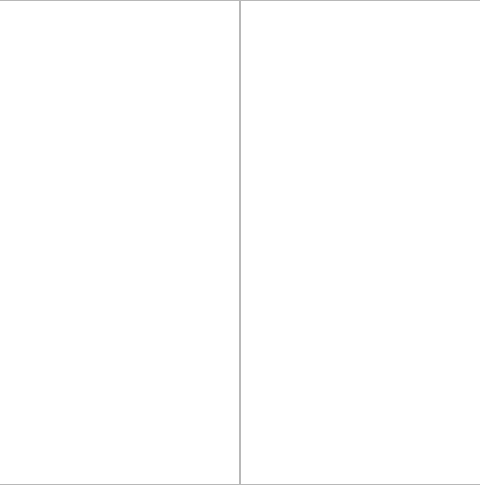
Old version of the form module/frm_startlist.ui in the repository jack-liaojie/LED_DEMO; both pictures show x 158 to 638 and y 0 to 485 of the 795 by 485 pixel window.
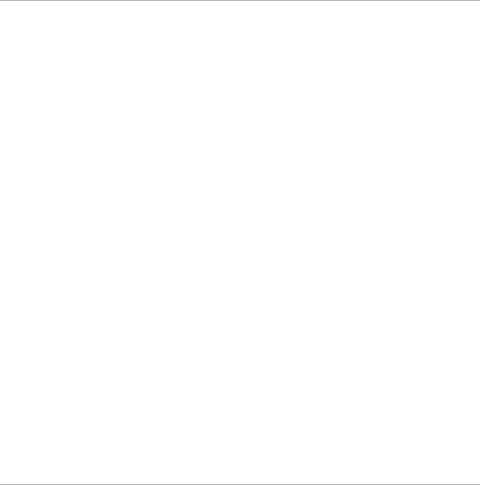
New version of the form.

What changed in the file:
```diff
--- a/module/frm_startlist.ui
+++ b/module/frm_startlist.ui
@@ -182,6 +182,9 @@
        <property name="gridStyle">
         <enum>Qt::NoPen</enum>
        </property>
+       <property name="wordWrap">
+        <bool>false</bool>
+       </property>
        <property name="cornerButtonEnabled">
         <bool>false</bool>
        </property>
@@ -197,199 +200,27 @@
        <attribute name="horizontalHeaderCascadingSectionResizes">
         <bool>true</bool>
        </attribute>
+       <attribute name="horizontalHeaderMinimumSectionSize">
+        <number>150</number>
+       </attribute>
        <attribute name="horizontalHeaderDefaultSectionSize">
-        <number>200</number>
+        <number>300</number>
        </attribute>
        <attribute name="verticalHeaderVisible">
         <bool>false</bool>
        </attribute>
-       <attribute name="verticalHeaderDefaultSectionSize">
-        <number>72</number>
-       </attribute>
-       <row/>
-       <row/>
-       <row/>
-       <row/>
-       <row/>
-       <column/>
-       <column/>
-       <column/>
-       <column/>
-       <column/>
-      </widget>
-     </item>
-     <item>
-      <widget class="QTableWidget" name="tbwgt_content_2">
-       <property name="sizePolicy">
-        <sizepolicy hsizetype="Expanding" vsizetype="Expanding">
-         <horstretch>0</horstretch>
-         <verstretch>0</verstretch>
-        </sizepolicy>
-       </property>
-       <property name="minimumSize">
-        <size>
-         <width>300</width>
-         <height>300</height>
-        </size>
-       </property>
-       <property name="maximumSize">
-        <size>
-         <width>1666666</width>
-         <height>16777215</height>
-        </size>
-       </property>
-       <property name="palette">
-        <palette>
-         <active>
-          <colorrole role="WindowText">
-           <brush brushstyle="SolidPattern">
-            <color alpha="255">
-             <red>255</red>
-             <green>255</green>
-             <blue>255</blue>
-            </color>
-           </brush>
-          </colorrole>
-          <colorrole role="Text">
-           <brush brushstyle="SolidPattern">
-            <color alpha="255">
-             <red>255</red>
-             <green>255</green>
-             <blue>255</blue>
-            </color>
-           </brush>
-          </colorrole>
-          <colorrole role="PlaceholderText">
-           <brush brushstyle="SolidPattern">
-            <color alpha="128">
-             <red>255</red>
-             <green>255</green>
-             <blue>255</blue>
-            </color>
-           </brush>
-          </colorrole>
-         </active>
-         <inactive>
-          <colorrole role="WindowText">
-           <brush brushstyle="SolidPattern">
-            <color alpha="255">
-             <red>255</red>
-             <green>255</green>
-             <blue>255</blue>
-            </color>
-           </brush>
-          </colorrole>
-          <colorrole role="Text">
-           <brush brushstyle="SolidPattern">
-            <color alpha="255">
-             <red>255</red>
-             <green>255</green>
-             <blue>255</blue>
-            </color>
-           </brush>
-          </colorrole>
-          <colorrole role="PlaceholderText">
-           <brush brushstyle="SolidPattern">
-            <color alpha="128">
-             <red>255</red>
-             <green>255</green>
-             <blue>255</blue>
-            </color>
-           </brush>
-          </colorrole>
-         </inactive>
-         <disabled>
-          <colorrole role="WindowText">
-           <brush brushstyle="SolidPattern">
-            <color alpha="255">
-             <red>120</red>
-             <green>120</green>
-             <blue>120</blue>
-            </color>
-           </brush>
-          </colorrole>
-          <colorrole role="Text">
-           <brush brushstyle="SolidPattern">
-            <color alpha="255">
-             <red>120</red>
-             <green>120</green>
-             <blue>120</blue>
-            </color>
-           </brush>
-          </colorrole>
-          <colorrole role="PlaceholderText">
-           <brush brushstyle="SolidPattern">
-            <color alpha="128">
-             <red>0</red>
-             <green>0</green>
-             <blue>0</blue>
-            </color>
-           </brush>
-          </colorrole>
-         </disabled>
-        </palette>
-       </property>
-       <property name="font">
-        <font>
-         <pointsize>36</pointsize>
-         <weight>75</weight>
-         <bold>true</bold>
-        </font>
-       </property>
-       <property name="focusPolicy">
-        <enum>Qt::NoFocus</enum>
-       </property>
-       <property name="verticalScrollBarPolicy">
-        <enum>Qt::ScrollBarAlwaysOff</enum>
-       </property>
-       <property name="horizontalScrollBarPolicy">
-        <enum>Qt::ScrollBarAlwaysOff</enum>
-       </property>
-       <property name="autoScroll">
+       <attribute name="verticalHeaderVisible">
         <bool>false</bool>
-       </property>
-       <property name="tabKeyNavigation">
-        <bool>false</bool>
-       </property>
-       <property name="showDropIndicator" stdset="0">
-        <bool>false</bool>
-       </property>
-       <property name="dragDropOverwriteMode">
-        <bool>false</bool>
-       </property>
-       <property name="selectionMode">
-        <enum>QAbstractItemView::NoSelection</enum>
-       </property>
-       <property name="showGrid">
-        <bool>false</bool>
-       </property>
-       <property name="gridStyle">
-        <enum>Qt::NoPen</enum>
-       </property>
-       <property name="cornerButtonEnabled">
-        <bool>false</bool>
-       </property>
-       <property name="rowCount">
-        <number>5</number>
-       </property>
-       <property name="columnCount">
-        <number>5</number>
-       </property>
-       <attribute name="horizontalHeaderVisible">
-        <bool>false</bool>
        </attribute>
-       <attribute name="horizontalHeaderCascadingSectionResizes">
-        <bool>true</bool>
+       <attribute name="verticalHeaderMinimumSectionSize">
+        <number>80</number>
        </attribute>
-       <attribute name="horizontalHeaderDefaultSectionSize">
-        <number>200</number>
+       <attribute name="verticalHeaderDefaultSectionSize">
+        <number>80</number>
        </attribute>
-       <attribute name="verticalHeaderVisible">
+       <attribute name="verticalHeaderHighlightSections">
         <bool>false</bool>
        </attribute>
-       <attribute name="verticalHeaderDefaultSectionSize">
-        <number>72</number>
-       </attribute>
        <row/>
        <row/>
        <row/>
```
Left out of the diff: 4 changed lines with no effect on the pictures.
